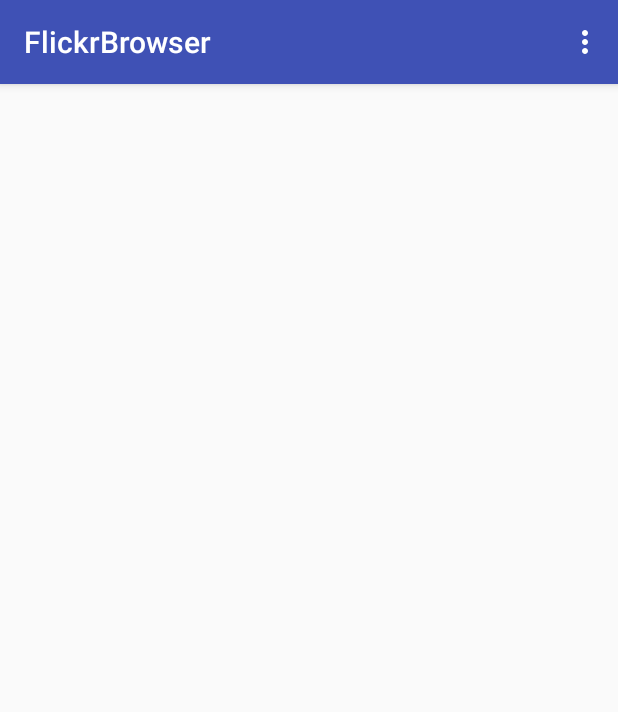
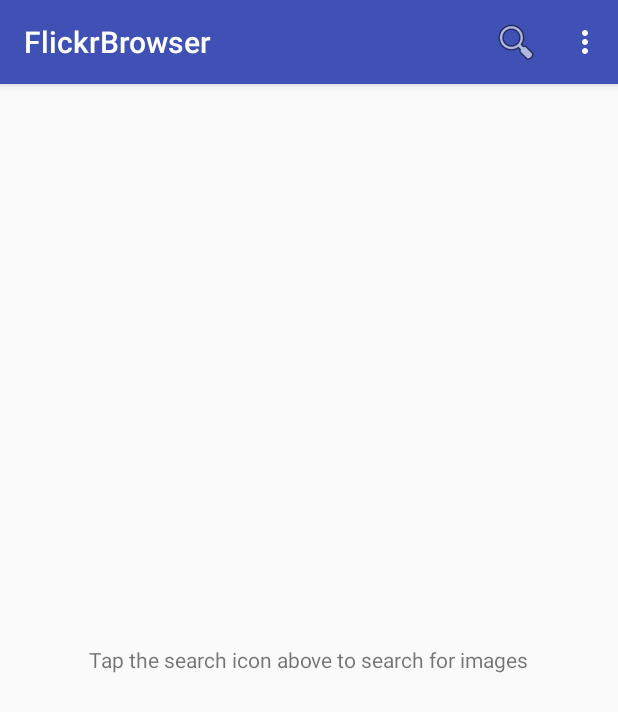
Before and after one commit to gulshngill/flickrbrowser, an Android app: the screen it shows after launch (MainActivity), on a phone screen of 412 x 824 dp. Shown: the top 712 px of the screen. Run offline under Robolectric (Android 15) with nearby library versions, the phone set to English and light mode, and no system bars.

Commit message:
Rewrote entire code, completed search functionality

```diff
--- a/FlickrBrowser/app/src/main/AndroidManifest.xml
+++ b/FlickrBrowser/app/src/main/AndroidManifest.xml
@@ -3,6 +3,7 @@
     package="com.example.gulshngill.flickrbrowser">
 
     <uses-permission android:name="android.permission.INTERNET"/>
+
     <application
         android:allowBackup="true"
         android:icon="@mipmap/ic_launcher"
@@ -11,7 +12,9 @@
         android:theme="@style/AppTheme">
         <activity
             android:name=".MainActivity"
-            android:label="@string/app_name">
+            android:label="@string/app_name"
+            android:theme="@style/AppTheme.NoActionBar"
+            android:windowSoftInputMode="adjustPan">
             <intent-filter>
                 <action android:name="android.intent.action.MAIN" />
 
--- a/FlickrBrowser/app/src/main/java/com/example/gulshngill/flickrbrowser/FlickrRecyclerViewAdapter.java
+++ /dev/null
@@ -1,52 +0,0 @@
-package com.example.gulshngill.flickrbrowser;
-
-import android.content.Context;
-import android.support.v7.widget.RecyclerView;
-import android.util.Log;
-import android.view.LayoutInflater;
-import android.view.View;
-import android.view.ViewGroup;
-
-import com.squareup.picasso.Picasso;
-
-import java.util.List;
-
-/**
- * Created by gulshngill on 16/4/2016.
- */
-public class FlickrRecyclerViewAdapter extends RecyclerView.Adapter<FlickrImgViewHolder> {
-    private String LOG_TAG = GetFlickrJsonData.class.getSimpleName();
-    private List<Photo> photoList;
-    private Context context;
-
-    public FlickrRecyclerViewAdapter(Context context, List<Photo> photoList ) {
-        this.photoList = photoList;
-        this.context = context;
-    }
-
-    @Override
-    public FlickrImgViewHolder onCreateViewHolder(ViewGroup viewGroup, int i) {
-
-        View view = LayoutInflater.from(viewGroup.getContext()).inflate(R.layout.browse, null);
-        FlickrImgViewHolder flickrImgViewHolder = new FlickrImgViewHolder(view);
-
-        return flickrImgViewHolder;
-    }
-
-    @Override
-    public void onBindViewHolder(FlickrImgViewHolder holder, int position) {
-        Photo photoItem = photoList.get(position);
-        Log.d(LOG_TAG,"Processing: " + photoItem.getTitle() + " --> " + Integer.toString(position));
-
-        Picasso.with(context).load(photoItem.getImage())
-                .error(R.drawable.placeholder)
-                .placeholder(R.drawable.placeholder)
-                .into(holder.thumbnail);
-        holder.title.setText(photoItem.getTitle());
-    }
-
-    @Override
-    public int getItemCount() {
-        return (null != photoList ? photoList.size() : 0);
-    }
-}
--- a/FlickrBrowser/app/src/main/java/com/example/gulshngill/flickrbrowser/GetFlickrJsonData.java
+++ /dev/null
@@ -1,122 +0,0 @@
-package com.example.gulshngill.flickrbrowser;
-
-
-/**
- * Created by gulshngill on 31/03/2016.
- */
-
-import java.util.ArrayList;
-import java.util.List;
-import android.net.Uri;
-import android.util.Log;
-
-import org.json.JSONArray;
-import org.json.JSONException;
-import org.json.JSONObject;
-
-public class GetFlickrJsonData extends GetRawData {
-
-    private String LOG_TAG = GetFlickrJsonData.class.getSimpleName();
-    private List<Photo> photos; //creates a list of photos
-    private Uri destinationUri;
-
-
-    public GetFlickrJsonData(String searchCriteria, boolean matchall) {
-        super(null);
-        createAndUpdateUri(searchCriteria, matchall);
-        photos = new ArrayList<Photo>();
-    }
-
-    public boolean createAndUpdateUri(String searchCriteria, boolean matchall) { //the json url
-        //constants
-        final String FLICKR_API_BASE_URL = "https://api.flickr.com/services/feeds/photos_public.gne";
-        final String TAGS_PARAM = "tags";
-        final String TAGMODE_PARAM = "tagmode";
-        final String FORMAT_PARAM = "format";
-        final String NO_JSON_CALLBACK_PARAM = "nojsoncallback";
-
-        destinationUri = Uri.parse(FLICKR_API_BASE_URL).buildUpon()
-                .appendQueryParameter(TAGS_PARAM, searchCriteria)
-                .appendQueryParameter(TAGMODE_PARAM, matchall ? "ALL" : "ANY")
-                .appendQueryParameter(FORMAT_PARAM, "json")
-                .appendQueryParameter(NO_JSON_CALLBACK_PARAM, "1")
-                .build();
-
-        return destinationUri != null;
-    }
-
-    public List<Photo> getPhotos() {
-        return photos;
-    }
-
-    public void execute() {
-        super.setRawUrl(destinationUri.toString()); //set url
-        DownloadJsonData downloadJsonData = new DownloadJsonData();
-        Log.v(LOG_TAG, "Built URI = " + destinationUri.toString());
-        downloadJsonData.execute(destinationUri.toString()); //run background task
-    }
-
-    //executed last; properties of object is stored in photo object
-    public void processResult() { //parse the json received
-        if(getDownloadStatus() != DownloadStatus.OK) {
-            Log.e(LOG_TAG, "Error downloading raw file");
-            return;
-        }
-        //objects within json array
-        final String FLICKR_ITEMS = "items";
-        final String FLICKR_TITLE = "title";
-        final String FLICKR_MEDIA = "media";
-        final String FLICKR_PHOTO_URL = "m";
-        final String FLICKR_AUTHOR = "author";
-        final String FLICKR_AUTHOR_ID = "author_id";
-        final String FLICKR_LINK = "link";
-        final String FLICKR_TAGS = "tags";
-
-        try {
-            JSONObject jsonData = new JSONObject(getRawData());
-            JSONArray itemsArray = jsonData.getJSONArray(FLICKR_ITEMS); //contains list of all photos
-
-            for(int i=0; i<itemsArray.length(); i++) {
-                JSONObject jsonPhoto = itemsArray.getJSONObject(i);
-
-                //get value from the following fields
-                String title = jsonPhoto.getString(FLICKR_TITLE);
-                String author = jsonPhoto.getString(FLICKR_AUTHOR);
-                String authorId = jsonPhoto.getString(FLICKR_AUTHOR_ID);
-                String link = jsonPhoto.getString(FLICKR_LINK);
-                String tags = jsonPhoto.getString(FLICKR_TAGS);
-
-                JSONObject jsonMedia = jsonPhoto.getJSONObject(FLICKR_MEDIA);
-                String photoUrl = jsonMedia.getString(FLICKR_PHOTO_URL);
-
-                //store data in photo object
-                Photo photoObject = new Photo(title, author, authorId, link, tags, photoUrl);
-
-                this.photos.add(photoObject); //add to array list
-
-            }
-
-            for(Photo singlePhoto: photos) {
-                Log.v(LOG_TAG, singlePhoto.toString());
-            }
-
-        } catch(JSONException jsone) {
-            jsone.printStackTrace();
-            Log.e(LOG_TAG, "Error processing Json data");
-        }
-    }
-    public class DownloadJsonData extends DownloadRawData {
-        protected void onPostExecute(String webData) {
-            super.onPostExecute(webData);
-            processResult();
-        }
-
-        protected String doInBackground(String... params) {
-            String[] par = {destinationUri.toString()};
-            return super.doInBackground(par);
-        }
-
-
-    }
-
-}
--- a/FlickrBrowser/app/src/main/java/com/example/gulshngill/flickrbrowser/GetRawData.java
+++ b/FlickrBrowser/app/src/main/java/com/example/gulshngill/flickrbrowser/GetRawData.java
@@ -1,132 +1,82 @@
 package com.example.gulshngill.flickrbrowser;
 
-import android.annotation.TargetApi;
 import android.os.AsyncTask;
+import android.util.Log;
 
 import java.io.BufferedReader;
 import java.io.IOException;
-import java.io.InputStream;
 import java.io.InputStreamReader;
-import java.io.StringReader;
 import java.net.HttpURLConnection;
-import java.net.MalformedURLException;
-import java.net.ProtocolException;
 import java.net.URL;
-import java.nio.Buffer;
-
-import android.os.Build;
-import android.renderscript.ScriptGroup;
-import android.util.Log;
 
 /**
- * Created by gulshngill on 15/02/2016.
+ * Created by gulshngill on 07/05/2016.
  */
-enum DownloadStatus{OK, NOT_INITIALISED, IDLE, PROCESSING, FAILED_OR_EMPTY}
+public class GetRawData {
+    private final String LOG_TAG = GetRawData.class.getSimpleName();
+    private String rawUrl;
+    private String rawData;
 
-public class GetRawData {
-    private String LOG_TAG = GetRawData.class.getSimpleName();
-    private String rawUrl; //url of api
-    private String rawData; //downloaded data
-    private DownloadStatus downloadStatus; //displays download status
-
-    public GetRawData(String rawUrl) { //constructor; receives a url-string as an argument
-        this.rawUrl = rawUrl; //store argument into mRawUrl variable
-        this.downloadStatus = DownloadStatus.IDLE;
-    }
-
-    //set rawUrl
-    public void setRawUrl(String rawUrl) {
+    public GetRawData(String rawUrl) {
         this.rawUrl = rawUrl;
     }
 
-    //get rawData
-    public String getRawData() {
-        return rawData;
-    }
-
-    public DownloadStatus getDownloadStatus() {
-        return downloadStatus;
-    }
-
     public void execute() {
-        this.downloadStatus = DownloadStatus.PROCESSING;
         DownloadRawData downloadRawData = new DownloadRawData();
         downloadRawData.execute(rawUrl);
     }
 
-    public void reset() {  //called after action is completed
-        this.downloadStatus = DownloadStatus.IDLE;
-        this.rawUrl = null;
-        this.rawData = null;
-    }
-
-
-
-
     public class DownloadRawData extends AsyncTask<String, Void, String> {
-
-        protected void onPostExecute(String webData) {
-            rawData = webData;
-            Log.v(LOG_TAG, "Returned Data" + rawData);
-
-            if(rawData == null) {
-                if (rawUrl == null) {
-                    downloadStatus = DownloadStatus.NOT_INITIALISED;
-                } else {
-                    downloadStatus = DownloadStatus.FAILED_OR_EMPTY;
-                }
-            }
-            else {
-                downloadStatus = DownloadStatus.OK; //Success
-            }
-        }
-
+        @Override
         protected String doInBackground(String... params) {
-
-            HttpURLConnection urlConnection = null; //send and receive data over the web
-            BufferedReader reader = null; //reads content of inputstream
-
-            if(params == null)
-                return null;
+            HttpURLConnection urlConnection = null;
+            BufferedReader reader = null;
+            StringBuffer stringBuffer = new StringBuffer();
 
             try {
-                URL url = new URL(params[0]); //convert url-string to url object
+                //convert string to url object
+                URL url = new URL(params[0]);
 
                 urlConnection = (HttpURLConnection) url.openConnection();
                 urlConnection.setRequestMethod("GET");
-                urlConnection.connect(); //connect to url
+                urlConnection.connect();
 
-                if(urlConnection.getInputStream() == null)
+                if(urlConnection.getInputStream() == null) {
+                    Log.v(LOG_TAG, "No incoming data");
                     return null;
-
-                StringBuffer buffer = new StringBuffer(); //stores string from bufferedreader
+                }
 
                 reader = new BufferedReader(new InputStreamReader(urlConnection.getInputStream()));
 
-
-
-                String line; //stores the line from the BufferedReader
-                while((line = reader.readLine()) != null){
-                    buffer.append(line + "\n");
+                String line;
+                while((line = reader.readLine()) != null) {
+                    stringBuffer.append(line + "\n");
                 }
 
-                return buffer.toString();
+                return stringBuffer.toString();
+
             } catch (IOException e) {
-                Log.e(LOG_TAG, "Error", e);
+                e.printStackTrace();
                 return null;
             } finally {
-                if(urlConnection != null) { //disconnect urlconnection
+                if(urlConnection != null) {
                     urlConnection.disconnect();
                 }
-                if(reader != null) { //close bufferedreader
+                if(reader != null) {
                     try {
                         reader.close();
-                    } catch (final IOException e) {
-                        Log.e(LOG_TAG, "Error closing stream", e);
+                    } catch(final IOException e) {
+                        Log.e(LOG_TAG,"Error closing stream", e);
                     }
                 }
             }
         }
+
+        @Override
+        protected void onPostExecute(String s) {
+            super.onPostExecute(s);
+            rawData = s;
+            //Log.v(LOG_TAG, rawData);
+        }
     }
-
 }
--- a/FlickrBrowser/app/src/main/java/com/example/gulshngill/flickrbrowser/MainActivity.java
+++ b/FlickrBrowser/app/src/main/java/com/example/gulshngill/flickrbrowser/MainActivity.java
@@ -3,40 +3,68 @@ package com.example.gulshngill.flickrbrowser;
 import android.os.Bundle;
 import android.support.design.widget.FloatingActionButton;
 import android.support.design.widget.Snackbar;
+import android.support.v4.view.MenuItemCompat;
 import android.support.v7.app.AppCompatActivity;
 import android.support.v7.widget.LinearLayoutManager;
 import android.support.v7.widget.RecyclerView;
+import android.support.v7.widget.SearchView;
 import android.support.v7.widget.Toolbar;
+import android.util.Log;
 import android.view.View;
 import android.view.Menu;
 import android.view.MenuItem;
-
-import java.util.ArrayList;
-import java.util.List;
+import android.widget.TextView;
 
 public class MainActivity extends AppCompatActivity {
-
-    private static final String LOG_TAG = "MainActiviry";
-    private List<Photo> photoList = new ArrayList<Photo>();
+    private PhotoRecyclerViewAdapter photoRecyclerViewAdapter;
     private RecyclerView recyclerView;
-    private FlickrRecyclerViewAdapter viewAdapter;
+    private TextView hintText;
+    private final String LOG_TAG = MainActivity.class.getSimpleName();
 
     @Override
     protected void onCreate(Bundle savedInstanceState) {
         super.onCreate(savedInstanceState);
         setContentView(R.layout.activity_main);
+        Toolbar toolbar = (Toolbar) findViewById(R.id.toolbar);
+        setSupportActionBar(toolbar);
+
+        hintText = (TextView) findViewById(R.id.hintText);
 
         recyclerView = (RecyclerView) findViewById(R.id.recycler_view);
         recyclerView.setLayoutManager(new LinearLayoutManager(this));
 
-        ProcessPhoto processPhoto = new ProcessPhoto("starcraft", true);
-        processPhoto.execute();
+        //ProcessPhoto processPhoto = new ProcessPhoto("starcraft");
+        //processPhoto.execute();
+
     }
 
     @Override
     public boolean onCreateOptionsMenu(Menu menu) {
         // Inflate the menu; this adds items to the action bar if it is present.
         getMenuInflater().inflate(R.menu.menu_main, menu);
+
+
+        MenuItem searchItem = menu.findItem(R.id.action_search);
+        SearchView searchView = (SearchView) MenuItemCompat.getActionView(searchItem);
+
+        searchView.setOnQueryTextListener(new SearchView.OnQueryTextListener() {
+            @Override
+            public boolean onQueryTextSubmit(String query) {
+                Log.v(LOG_TAG, query);
+                hintText.setVisibility(View.GONE);
+                ProcessPhoto processPhoto = new ProcessPhoto(query);
+                processPhoto.execute();
+
+                return false;
+            }
+
+            @Override
+            public boolean onQueryTextChange(String newText) {
+                return false;
+            }
+        }
+        );
+
         return true;
     }
 
@@ -55,24 +83,25 @@ public class MainActivity extends AppCompatActivity {
         return super.onOptionsItemSelected(item);
     }
 
-    public class ProcessPhoto extends GetFlickrJsonData {
-        public ProcessPhoto(String searchCriteria, boolean matchall) {
-            super(searchCriteria, matchall);
+    //runs getJsonData binds photolist to viewadapter and sets chosen recyclerView's adapter to that
+    public class ProcessPhoto extends GetJsonData {
+
+        public ProcessPhoto(String searchCriteria) {
+            super(searchCriteria);
         }
 
-        public void execute(){
-            //super.execute();
+        public void execute() {
             ProcessData processData = new ProcessData();
             processData.execute();
         }
 
         public class ProcessData extends DownloadJsonData {
             @Override
-            protected void onPostExecute(String webData) {
-                super.onPostExecute(webData);
+            protected void onPostExecute(String s) {
+                super.onPostExecute(s);
+                photoRecyclerViewAdapter = new PhotoRecyclerViewAdapter(getPhotoList(), MainActivity.this);
+                recyclerView.setAdapter(photoRecyclerViewAdapter);
 
-                viewAdapter = new FlickrRecyclerViewAdapter(MainActivity.this, getPhotos());
-                recyclerView.setAdapter(viewAdapter);
             }
         }
     }
--- a/FlickrBrowser/app/src/main/res/layout/activity_main.xml
+++ b/FlickrBrowser/app/src/main/res/layout/activity_main.xml
@@ -7,28 +7,15 @@
     android:fitsSystemWindows="true"
     tools:context="com.example.gulshngill.flickrbrowser.MainActivity">
 
-    <!--<android.support.design.widget.AppBarLayout-->
-        <!--android:layout_width="match_parent"-->
-        <!--android:layout_height="wrap_content"-->
-        <!--android:theme="@style/AppTheme.AppBarOverlay">-->
+    <android.support.design.widget.AppBarLayout
+        android:layout_width="match_parent"
+        android:layout_height="wrap_content"
+        android:theme="@style/AppTheme.AppBarOverlay">
 
-        <!--<android.support.v7.widget.Toolbar-->
-            <!--android:id="@+id/toolbar"-->
-            <!--android:layout_width="match_parent"-->
-            <!--android:layout_height="?attr/actionBarSize"-->
-            <!--android:background="?attr/colorPrimary"-->
-            <!--app:popupTheme="@style/AppTheme.PopupOverlay" />-->
+        <include layout="@layout/toolbar" />
 
-    <!--</android.support.design.widget.AppBarLayout>-->
+    </android.support.design.widget.AppBarLayout>
 
     <include layout="@layout/content_main" />
 
-    <!--<android.support.design.widget.FloatingActionButton-->
-        <!--android:id="@+id/fab"-->
-        <!--android:layout_width="wrap_content"-->
-        <!--android:layout_height="wrap_content"-->
-        <!--android:layout_gravity="bottom|end"-->
-        <!--android:layout_margin="@dimen/fab_margin"-->
-        <!--android:src="@android:drawable/ic_dialog_email" />-->
-
 </android.support.design.widget.CoordinatorLayout>
--- a/FlickrBrowser/app/src/main/res/layout/content_main.xml
+++ b/FlickrBrowser/app/src/main/res/layout/content_main.xml
@@ -4,7 +4,7 @@
     xmlns:tools="http://schemas.android.com/tools"
     android:layout_width="match_parent"
     android:layout_height="match_parent"
-    android:layout_marginTop="10dp"
+    app:layout_behavior="@string/appbar_scrolling_view_behavior"
     tools:context="com.example.gulshngill.flickrbrowser.MainActivity"
     tools:showIn="@layout/activity_main">
 
@@ -13,4 +13,13 @@
         android:layout_width="match_parent"
         android:layout_height="match_parent"
         class="android.support.v7.widget.RecyclerView"/>
+
+    <TextView
+        android:id="@+id/hintText"
+        android:layout_width="wrap_content"
+        android:layout_height="wrap_content"
+        android:text="Tap the search icon above to search for images"
+        android:layout_centerVertical="true"
+        android:layout_centerHorizontal="true" />
+
 </RelativeLayout>
--- /dev/null
+++ b/FlickrBrowser/app/src/main/res/layout/toolbar.xml
@@ -0,0 +1,12 @@
+<?xml version="1.0" encoding="utf-8"?>
+<LinearLayout xmlns:android="http://schemas.android.com/apk/res/android"
+    android:orientation="vertical" android:layout_width="match_parent"
+    android:layout_height="match_parent">
+
+    <android.support.v7.widget.Toolbar
+        android:id="@+id/toolbar"
+        android:layout_width="match_parent"
+        android:layout_height="?actionBarSize"
+        android:background="?colorPrimary"/>
+
+</LinearLayout>
--- a/FlickrBrowser/app/src/main/res/menu/menu_main.xml
+++ b/FlickrBrowser/app/src/main/res/menu/menu_main.xml
@@ -7,4 +7,11 @@
         android:orderInCategory="100"
         android:title="@string/action_settings"
         app:showAsAction="never" />
+    <item
+        android:id="@+id/action_search"
+        android:icon="@android:drawable/ic_menu_search"
+        android:title="@string/search_string"
+        app:actionViewClass="android.support.v7.widget.SearchView"
+        app:showAsAction="ifRoom|collapseActionView"
+        />
 </menu>
--- a/FlickrBrowser/app/src/main/res/values-v21/styles.xml
+++ b/FlickrBrowser/app/src/main/res/values-v21/styles.xml
@@ -1,4 +1,4 @@
-<resources>>
+<resources>
 
     <style name="AppTheme.NoActionBar">
         <item name="windowActionBar">false</item>
--- a/FlickrBrowser/app/src/main/res/values/strings.xml
+++ b/FlickrBrowser/app/src/main/res/values/strings.xml
@@ -1,4 +1,5 @@
 <resources>
     <string name="app_name">FlickrBrowser</string>
     <string name="action_settings">Settings</string>
+    <string name="search_string">Search</string>
 </resources>
--- a/FlickrBrowser/build.gradle
+++ b/FlickrBrowser/build.gradle
@@ -5,7 +5,7 @@ buildscript {
         jcenter()
     }
     dependencies {
-        classpath 'com.android.tools.build:gradle:2.0.0'
+        classpath 'com.android.tools.build:gradle:2.1.0'
 
         // NOTE: Do not place your application dependencies here; they belong
         // in the individual module build.gradle files
```
Also changed, not shown: FlickrBrowser/app/build.gradle (+4 -6 lines), FlickrBrowser/app/src/main/java/com/example/gulshngill/flickrbrowser/FlickrImgViewHolder.java (deleted, +0 -20 lines), FlickrBrowser/app/src/main/java/com/example/gulshngill/flickrbrowser/GetJsonData.java (added, +112 -0 lines), FlickrBrowser/app/src/main/java/com/example/gulshngill/flickrbrowser/Photo.java (+23 -25 lines), FlickrBrowser/app/src/main/java/com/example/gulshngill/flickrbrowser/PhotoRecyclerViewAdapter.java (added, +77 -0 lines), FlickrBrowser/app/src/main/res/layout/browse.xml (+9 -15 lines), FlickrBrowser/app/src/main/res/drawable/placeholder.png, FlickrBrowser/gradle/wrapper/gradle-wrapper.properties, 2 other files.
